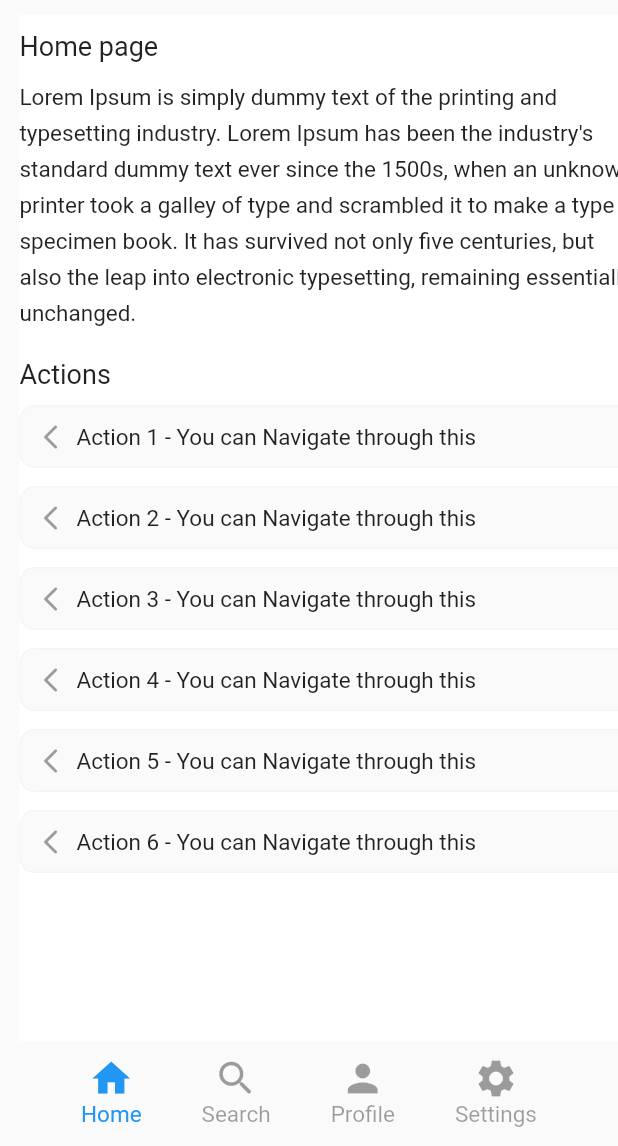
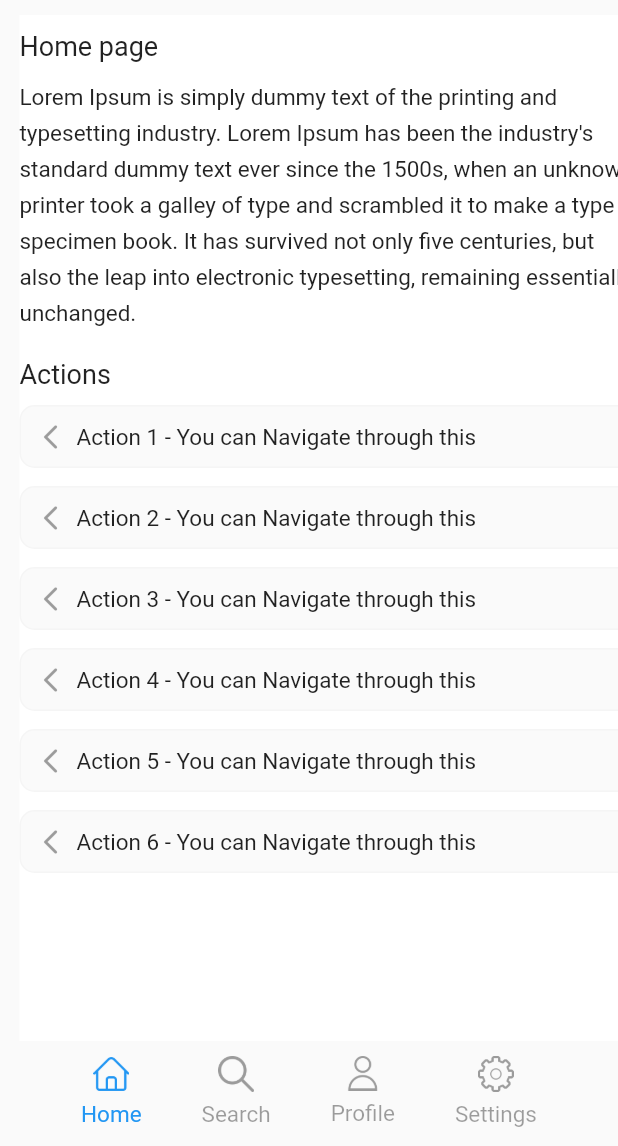
Before and after one commit to shahul-hamed/scrollable_list, a Flutter app: the screen it shows after launch, on a phone screen of 412 x 824 dp, the part 90-1236 px from its top. Run offline on Flutter 3.47's test engine with Material 2 defaults, Android fonts, the phone set to English and light mode, and no system bars.

Commit message:
version 0.0.2+1 with image added for bottom menu and new screenshots

```diff
--- a/example/lib/scrollable_app.dart
+++ b/example/lib/scrollable_app.dart
@@ -39,6 +39,7 @@ class ScrollablePage extends StatelessWidget {
       uniqueID: 1,
       content: "",
       label: "Home",
+      image: "assets/images/home.png",
       icon: Icons.home,
     ),
     CommonList(
@@ -46,17 +47,21 @@ class ScrollablePage extends StatelessWidget {
       content: "",
       label: "Search",
       icon: Icons.search_rounded,
+      image: "assets/images/search.png",
     ),
     CommonList(
       uniqueID: 3,
       content: "",
       label: "Profile",
+      height: 23,
+      image: "assets/images/user.png",
       icon: Icons.person,
     ),
     CommonList(
       uniqueID: 4,
       content: "",
       label: "Settings",
+      image: "assets/images/settings.png",
       icon: Icons.settings,
     ),
   ];
@@ -67,15 +72,14 @@ class ScrollablePage extends StatelessWidget {
       scrollController: controller,
       bodyContent: list,
       bottomContent: bottomList,
-
       /// Customized app bar widget
       appbar: CustomAppbar(
         title: title,
       ),
-
+      /// Size of the icon
+      iconSize: 24,
       /// Color represents the selected element
       selectedColor: Colors.blue,
-
       /// Color represents the unselected element
       unSelectedColor: Colors.black38,
     );
--- a/example/pubspec.yaml
+++ b/example/pubspec.yaml
@@ -59,8 +59,8 @@ flutter:
   uses-material-design: true
 
   # To add assets to your application, add an assets section, like this:
-  # assets:
-  #   - images/a_dot_burr.jpeg
+  assets:
+    - assets/images/
   #   - images/a_dot_ham.jpeg
 
   # An image asset can refer to one or more resolution-specific "variants", see
--- a/lib/list.dart
+++ b/lib/list.dart
@@ -5,14 +5,16 @@ class CommonList {
   String? label;
   String? content;
   IconData? icon;
-  Image? image;
+  String image="";
+  double height=24;
   Widget? mainWidget;
   int uniqueID = 0;
 
   CommonList(
       {this.label,
       this.content,
-      this.image,
+      this.image="",
+        this.height=24,
       this.mainWidget,
       this.icon,
       required this.uniqueID});
@@ -22,6 +24,7 @@ class CommonList {
     content = json['content'];
     uniqueID = json['id'];
     icon = json['icon'];
+    height = json['height'];
     mainWidget = json['widget'];
     image = json['image'];
   }
@@ -32,6 +35,7 @@ class CommonList {
     data['content'] = content;
     data['id'] = uniqueID;
     data['icon'] = icon;
+    data['height'] = height;
     data['widget'] = mainWidget;
     data['image'] = image;
     return data;
--- a/lib/scrollable_widget.dart
+++ b/lib/scrollable_widget.dart
@@ -13,6 +13,9 @@ class ScrollableWidget extends StatefulWidget {
   final Color unSelectedColor;
   final bool isSelected;
   final int selectedIndex;
+  final double titleFont;
+  final double subTitleFont;
+  final double iconSize;
   const ScrollableWidget(
       {Key? key,
 
@@ -27,7 +30,10 @@ class ScrollableWidget extends StatefulWidget {
       this.selectedColor = Colors.black,
       this.unSelectedColor = Colors.black26,
       this.isSelected = false,
-      this.selectedIndex = 0})
+      this.selectedIndex = 0,
+        this.titleFont = 18,
+        this.subTitleFont = 15,
+        this.iconSize = 30})
       : super(key: key);
 
   @override
@@ -62,7 +68,7 @@ class ScrollableWidgetState extends State<ScrollableWidget> {
                               height: 10,
                             ),
                             Text(e.content.toString(),
-                                style: const TextStyle(fontSize: 18)),
+                                style:  TextStyle(fontSize: widget.titleFont)),
                             e.mainWidget!
                           ],
                         )),
@@ -129,19 +135,24 @@ class ScrollableWidgetState extends State<ScrollableWidget> {
                             /// Check whether the conditions is true/false , if it is true SizedBox will be displayed.
                             widget.isBottomLabelOnly
                                 ? const SizedBox()
-                                : Icon(
+                                : e.value.image.isNotEmpty?Image.asset(e.value.image,height: e.value.height,
+                              color: currentIndex == e.key
+                                  ? widget.selectedColor
+                                  : widget.unSelectedColor,
+                            ):
+                            Icon(
                                     e.value.icon,
-                                    size: 30,
+                                    size: widget.iconSize,
                                     color: currentIndex == e.key
                                         ? widget.selectedColor
                                         : widget.unSelectedColor,
                                   ),
-
+                              const SizedBox(height: 6,),
                             /// A title of the bottom bar menu
                             Text(
                               e.value.label.toString(),
                               style: TextStyle(
-                                  fontSize: 15,
+                                  fontSize: widget.subTitleFont,
                                   color: currentIndex == e.key
                                       ? widget.selectedColor
                                       : widget.unSelectedColor),
```
Also changed, not shown: example/assets/images/home.png (added), example/assets/images/search.png (added), example/assets/images/settings.png (added), example/assets/images/user.png (added), profile.jpg (added), settings.jpg (added), 2 other files.
